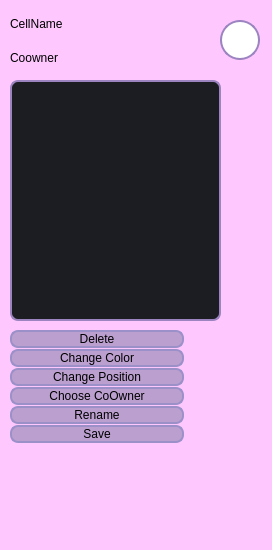
First picture: the form in UI/w_deck/NewCell/newcell.ui, repository Saigz/task_tracker_qt, before the edit.
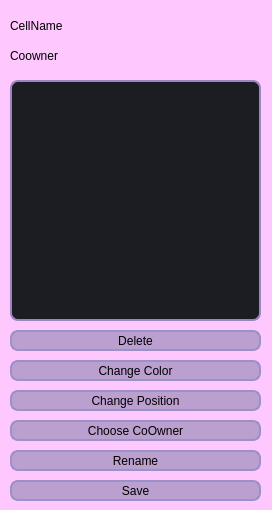
Second picture: the form after the edit.

Commit message:
StyleSheet for всплывающие окна
aasdasd

Diff of the .ui file:
```diff
--- a/UI/w_deck/NewCell/newcell.ui
+++ b/UI/w_deck/NewCell/newcell.ui
@@ -7,7 +7,7 @@
     <x>0</x>
     <y>0</y>
     <width>272</width>
-    <height>550</height>
+    <height>510</height>
    </rect>
   </property>
   <property name="windowTitle">
@@ -21,7 +21,7 @@
     <rect>
      <x>10</x>
      <y>80</y>
-     <width>211</width>
+     <width>251</width>
      <height>241</height>
     </rect>
    </property>
@@ -46,24 +46,71 @@
 </string>
    </property>
   </widget>
-  <widget class="QWidget" name="layoutWidget">
+  <widget class="QLabel" name="label_cell_color">
    <property name="geometry">
     <rect>
+     <x>220</x>
+     <y>20</y>
+     <width>40</width>
+     <height>40</height>
+    </rect>
+   </property>
+   <property name="styleSheet">
+    <string notr="true"/>
+   </property>
+   <property name="text">
+    <string/>
+   </property>
+  </widget>
+  <widget class="QLabel" name="coowner">
+   <property name="geometry">
+    <rect>
      <x>10</x>
-     <y>330</y>
-     <width>251</width>
-     <height>191</height>
+     <y>40</y>
+     <width>201</width>
+     <height>31</height>
     </rect>
    </property>
-   <layout class="QVBoxLayout" name="verticalLayout">
-    <property name="spacing">
-     <number>1</number>
-    </property>
-    <property name="sizeConstraint">
-     <enum>QLayout::SetFixedSize</enum>
-    </property>
-    <item>
+   <property name="styleSheet">
+    <string notr="true">QLabel {
+ color: rgb(0, 0, 0);
+background-color: rgb(254, 200, 255);
+	font: 600 12pt &quot;Montserrat SemiBold&quot;;
+}</string>
+   </property>
+   <property name="text">
+    <string>Coowner</string>
+   </property>
+  </widget>
+  <widget class="QLabel" name="cellname">
+   <property name="geometry">
+    <rect>
+     <x>10</x>
+     <y>10</y>
+     <width>201</width>
+     <height>31</height>
+    </rect>
+   </property>
+   <property name="styleSheet">
+    <string notr="true">QLabel {
+ color: rgb(0, 0, 0);
+background-color: rgb(254, 200, 255);
+	font: 600 12pt &quot;Montserrat SemiBold&quot;;
+}</string>
+   </property>
+   <property name="text">
+    <string>CellName</string>
+   </property>
+  </widget>
      <widget class="QPushButton" name="deleteButton">
+   <property name="geometry">
+    <rect>
+     <x>10</x>
+     <y>330</y>
+     <width>251</width>
+     <height>21</height>
+    </rect>
+   </property>
       <property name="styleSheet">
        <string notr="true">QPushButton {
  border: 2px solid  rgb(155, 144, 200);
@@ -87,61 +134,15 @@
        <string>Delete</string>
       </property>
      </widget>
-    </item>
-    <item>
-     <widget class="QPushButton" name="btn_color">
-      <property name="styleSheet">
-       <string notr="true">QPushButton {
- border: 2px solid  rgb(155, 144, 200);
- border-radius: 8px;
- padding-left: auto;
-    padding-right: auto;
- color: rgb(0, 0, 0);
- background-color: rgb(187, 159, 207);
- font: 600 12pt &quot;Montserrat SemiBold&quot;;
-}
-QPushButton:hover {
- border: 2px solid rgb(156, 132, 192);
- background-color: rgb(156, 132, 192);
-}
-QPushButton:focus {
- border: 2px solid rgb(109, 86, 154);
-
-}</string>
-      </property>
-      <property name="text">
-       <string>Change Color</string>
-      </property>
-     </widget>
-    </item>
-    <item>
-     <widget class="QPushButton" name="btn_position">
-      <property name="styleSheet">
-       <string notr="true">QPushButton {
- border: 2px solid  rgb(155, 144, 200);
- border-radius: 8px;
- padding-left: auto;
-    padding-right: auto;
- color: rgb(0, 0, 0);
- background-color: rgb(187, 159, 207);
- font: 600 12pt &quot;Montserrat SemiBold&quot;;
-}
-QPushButton:hover {
- border: 2px solid rgb(156, 132, 192);
- background-color: rgb(156, 132, 192);
-}
-QPushButton:focus {
- border: 2px solid rgb(109, 86, 154);
-
-}</string>
-      </property>
-      <property name="text">
-       <string>Change Position</string>
-      </property>
-     </widget>
-    </item>
-    <item>
      <widget class="QPushButton" name="btn_coowner">
+   <property name="geometry">
+    <rect>
+     <x>10</x>
+     <y>420</y>
+     <width>251</width>
+     <height>21</height>
+    </rect>
+   </property>
       <property name="styleSheet">
        <string notr="true">QPushButton {
  border: 2px solid  rgb(155, 144, 200);
@@ -165,9 +166,47 @@
        <string>Choose CoOwner</string>
       </property>
      </widget>
-    </item>
-    <item>
+  <widget class="QPushButton" name="btn_color">
+   <property name="geometry">
+    <rect>
+     <x>10</x>
+     <y>360</y>
+     <width>251</width>
+     <height>21</height>
+    </rect>
+   </property>
+   <property name="styleSheet">
+    <string notr="true">QPushButton {
+ border: 2px solid  rgb(155, 144, 200);
+ border-radius: 8px;
+ padding-left: auto;
+    padding-right: auto;
+ color: rgb(0, 0, 0);
+ background-color: rgb(187, 159, 207);
+ font: 600 12pt &quot;Montserrat SemiBold&quot;;
+}
+QPushButton:hover {
+ border: 2px solid rgb(156, 132, 192);
+ background-color: rgb(156, 132, 192);
+}
+QPushButton:focus {
+ border: 2px solid rgb(109, 86, 154);
+
+}</string>
+   </property>
+   <property name="text">
+    <string>Change Color</string>
+   </property>
+  </widget>
      <widget class="QPushButton" name="btn_rename">
+   <property name="geometry">
+    <rect>
+     <x>10</x>
+     <y>450</y>
+     <width>251</width>
+     <height>21</height>
+    </rect>
+   </property>
       <property name="styleSheet">
        <string notr="true">QPushButton {
  border: 2px solid  rgb(155, 144, 200);
@@ -191,9 +230,47 @@
        <string>Rename</string>
       </property>
      </widget>
-    </item>
-    <item>
+  <widget class="QPushButton" name="btn_position">
+   <property name="geometry">
+    <rect>
+     <x>10</x>
+     <y>390</y>
+     <width>251</width>
+     <height>21</height>
+    </rect>
+   </property>
+   <property name="styleSheet">
+    <string notr="true">QPushButton {
+ border: 2px solid  rgb(155, 144, 200);
+ border-radius: 8px;
+ padding-left: auto;
+    padding-right: auto;
+ color: rgb(0, 0, 0);
+ background-color: rgb(187, 159, 207);
+ font: 600 12pt &quot;Montserrat SemiBold&quot;;
+}
+QPushButton:hover {
+ border: 2px solid rgb(156, 132, 192);
+ background-color: rgb(156, 132, 192);
+}
+QPushButton:focus {
+ border: 2px solid rgb(109, 86, 154);
+
+}</string>
+   </property>
+   <property name="text">
+    <string>Change Position</string>
+   </property>
+  </widget>
      <widget class="QPushButton" name="btn_savetext">
+   <property name="geometry">
+    <rect>
+     <x>10</x>
+     <y>480</y>
+     <width>251</width>
+     <height>21</height>
+    </rect>
+   </property>
       <property name="styleSheet">
        <string notr="true">QPushButton {
  border: 2px solid  rgb(155, 144, 200);
@@ -215,79 +292,6 @@
       </property>
       <property name="text">
        <string>Save</string>
-      </property>
-     </widget>
-    </item>
-   </layout>
-   <zorder>btn_color</zorder>
-   <zorder>btn_coowner</zorder>
-   <zorder>btn_position</zorder>
-   <zorder>deleteButton</zorder>
-   <zorder>btn_savetext</zorder>
-   <zorder>btn_rename</zorder>
-  </widget>
-  <widget class="QWidget" name="layoutWidget">
-   <property name="geometry">
-    <rect>
-     <x>10</x>
-     <y>10</y>
-     <width>211</width>
-     <height>61</height>
-    </rect>
-   </property>
-   <layout class="QVBoxLayout" name="verticalLayout_2">
-    <item>
-     <widget class="QLabel" name="cellname">
-      <property name="styleSheet">
-       <string notr="true">QLabel {
- color: rgb(0, 0, 0);
-	font: 600 12pt &quot;Montserrat SemiBold&quot;;
-}</string>
-      </property>
-      <property name="text">
-       <string>CellName</string>
-      </property>
-     </widget>
-    </item>
-    <item>
-     <widget class="QLabel" name="coowner">
-      <property name="styleSheet">
-       <string notr="true">QLabel {
- color: rgb(0, 0, 0);
-	font: 600 12pt &quot;Montserrat SemiBold&quot;;
-}</string>
-      </property>
-      <property name="text">
-       <string>Coowner</string>
-      </property>
-     </widget>
-    </item>
-   </layout>
-  </widget>
-  <widget class="QLabel" name="label_cell_color">
-   <property name="geometry">
-    <rect>
-     <x>220</x>
-     <y>20</y>
-     <width>40</width>
-     <height>40</height>
-    </rect>
-   </property>
-   <property name="styleSheet">
-    <string notr="true">QLabel {
-	border: 2px solid rgb(156, 132, 192);
-	border-radius: 20px;
-	color: rgb(255, 255, 255);
-	background-color: #FFF;
-	font: 600 11pt &quot;Montserrat SemiBold&quot;;
-}
-
-
-
-</string>
-   </property>
-   <property name="text">
-    <string/>
    </property>
   </widget>
  </widget>
```
Lines whose indentation alone changed are shown as unchanged. The commit also changes 5 other files.
